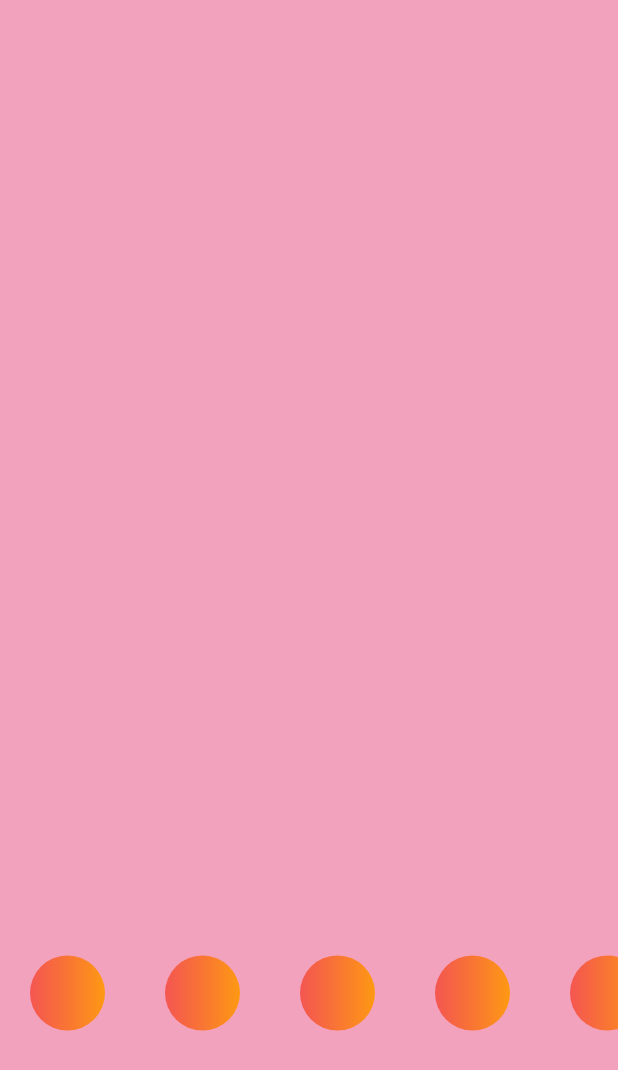
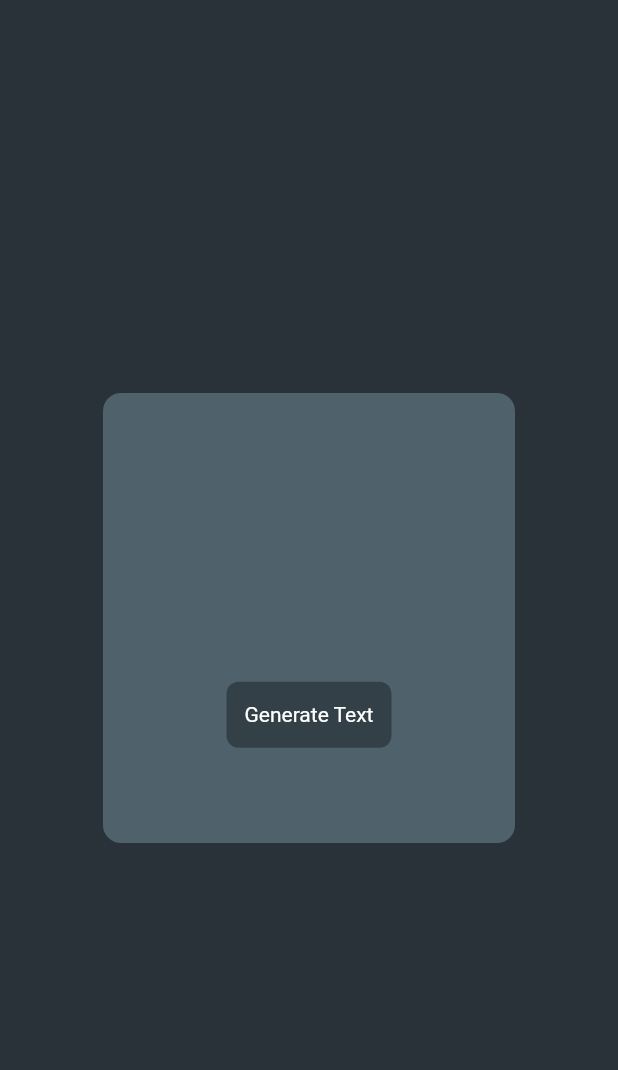
Before and after one commit to Tejas-gaikwad/flutter_animations, a Flutter app: the screen it shows after launch, on a phone screen of 412 x 824 dp. Shown: the top 1070 px of the screen. Run offline on Flutter 3.47's test engine with Material 2 defaults, Android fonts, the phone set to English and light mode, and no system bars; our stand-ins replace flutter_secure_storage, flutter_typeahead, google_fonts; missing offline and left inert: textfield_tags.

Commit message:
added chatgpt text animation in flutter

```diff
--- a/lib/FlutterSecureStorage/bouncingball_animation.dart
+++ b/lib/FlutterSecureStorage/bouncingball_animation.dart
@@ -1,5 +1,3 @@
-import 'dart:ui';
-
 import 'package:flutter/material.dart';
 
 class BouncingBallList extends StatefulWidget {
--- /dev/null
+++ b/lib/chatgpt Text animation/chatgpt_text_animation.dart
@@ -0,0 +1,101 @@
+import 'package:flutter/material.dart';
+
+class ChatGPTAnimationText extends StatefulWidget {
+  const ChatGPTAnimationText({super.key});
+
+  @override
+  State<ChatGPTAnimationText> createState() => _ChatGPTAnimationTextState();
+}
+
+class _ChatGPTAnimationTextState extends State<ChatGPTAnimationText>
+    with TickerProviderStateMixin {
+  final _controller = TextEditingController();
+  String _generatedText = '';
+
+  late AnimationController _animationController;
+
+  late final Animation<double> _animation;
+
+  @override
+  void initState() {
+    super.initState();
+    _animationController = AnimationController(
+      vsync: this,
+      duration: Duration(seconds: 3),
+    );
+    _animation =
+        Tween<double>(begin: 0.0, end: 1.0).animate(_animationController);
+  }
+
+  void generateText() {
+    _generatedText = 'This is some generated text.';
+    _animationController.reset();
+    _animationController.forward();
+  }
+
+  @override
+  Widget build(BuildContext context) {
+    return Scaffold(
+      body: SafeArea(
+        child: Container(
+          color: const Color.fromARGB(255, 40, 50, 56),
+          height: MediaQuery.of(context).size.height,
+          width: MediaQuery.of(context).size.width,
+          child: Column(
+            crossAxisAlignment: CrossAxisAlignment.center,
+            mainAxisAlignment: MainAxisAlignment.center,
+            children: [
+              Container(
+                decoration: BoxDecoration(
+                    color: const Color.fromARGB(255, 79, 97, 106),
+                    borderRadius: BorderRadius.circular(12.0)),
+                height: 300,
+                width: MediaQuery.of(context).size.width / 1.5,
+                child: Column(
+                  crossAxisAlignment: CrossAxisAlignment.center,
+                  mainAxisAlignment: MainAxisAlignment.spaceEvenly,
+                  children: [
+                    const SizedBox(height: 10),
+                    AnimatedBuilder(
+                      animation: _animation,
+                      builder: (context, child) {
+                        return Text(
+                          _generatedText.substring(
+                              0,
+                              (_generatedText.length * _animation.value)
+                                  .round()),
+                          style: TextStyle(
+                              fontSize: 24,
+                              color: Colors.white.withOpacity(0.7)),
+                        );
+                      },
+                    ),
+                    InkWell(
+                      onTap: generateText,
+                      child: Align(
+                        alignment: Alignment.bottomCenter,
+                        child: Container(
+                          margin: const EdgeInsets.symmetric(vertical: 18.0),
+                          decoration: BoxDecoration(
+                              color: const Color.fromARGB(255, 40, 50, 56)
+                                  .withOpacity(0.7),
+                              borderRadius: BorderRadius.circular(08.0)),
+                          padding: const EdgeInsets.symmetric(
+                              horizontal: 12.0, vertical: 14.0),
+                          child: const Text(
+                            'Generate Text',
+                            style: TextStyle(color: Colors.white),
+                          ),
+                        ),
+                      ),
+                    ),
+                  ],
+                ),
+              ),
+            ],
+          ),
+        ),
+      ),
+    );
+  }
+}
--- a/lib/main.dart
+++ b/lib/main.dart
@@ -2,6 +2,8 @@ import 'package:flutter/material.dart';
 import 'package:flutter_tutorial/FlutterSecureStorage/bouncingball_animation.dart';
 import 'package:flutter_tutorial/ListWheelScrollView/keys_listwheelscroll.dart';
 import 'package:flutter_tutorial/swipeable_slide_cards/swipeable_slide_cards.dart';
+
+import 'chatgpt Text animation/chatgpt_text_animation.dart';
 
 void main() {
   runApp(const MyApp());
@@ -17,7 +19,7 @@ class MyApp extends StatelessWidget {
       debugShowCheckedModeBanner: false,
       title: 'Flutter Demo',
       theme: ThemeData(primarySwatch: Colors.blue),
-      home: BouncingBallList(count: 5),
+      home: ChatGPTAnimationText(),
     );
   }
 }
```
